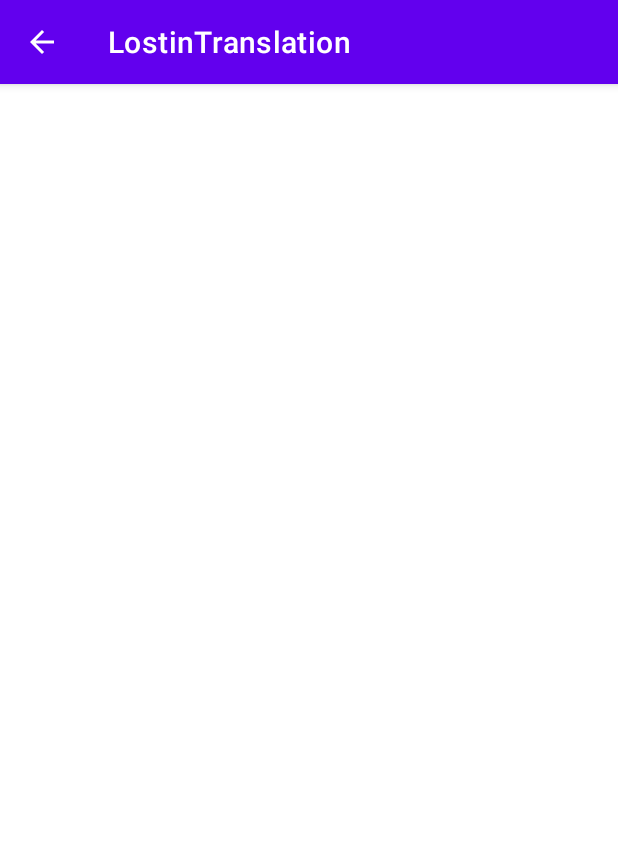
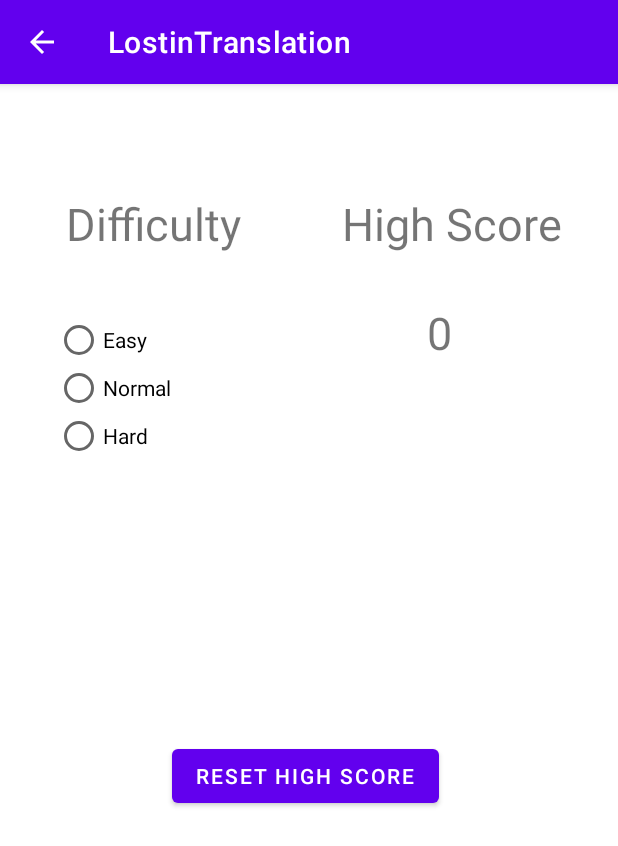
Before and after one commit to Preacho/Hackathon-Feb-18th-2023, an Android app: the activity_settings screen opened directly, with no data from a screen before it, on a phone screen of 412 x 824 dp. Shown: the top 846 px of the screen. Run offline under Robolectric (Android 15) with nearby library versions, the light colour scheme and no system bars.

Commit message:
settings screen layout complete

```diff
--- a/app/src/main/AndroidManifest.xml
+++ b/app/src/main/AndroidManifest.xml
@@ -15,6 +15,7 @@
         tools:targetApi="31">
         <activity
             android:name=".activity_view_key"
+            android:parentActivityName=".activity_play"
             android:exported="false" />
         <activity
             android:name=".activity_play"
--- a/app/src/main/java/com/example/lostintranslation/activity_play.java
+++ b/app/src/main/java/com/example/lostintranslation/activity_play.java
@@ -10,6 +10,7 @@ import android.widget.EditText;
 
 public class activity_play extends AppCompatActivity {
     ActionBar ab;
+
     @Override
     protected void onCreate(Bundle savedInstanceState) {
 
@@ -21,7 +22,13 @@ public class activity_play extends AppCompatActivity {
         Button submit = findViewById(R.id.bt_submit);
         Button key = findViewById(R.id.bt_viewKey);
         key.setOnClickListener(v-> openKey());
+        submit.setOnClickListener(v->checkAnswer());
 
+    }
+
+    private void checkAnswer() {
+        EditText answer = findViewById(R.id.et_answer);
+        System.out.println(answer.getText().toString());
     }
 
     private void openKey() {
--- a/app/src/main/java/com/example/lostintranslation/activity_settings.java
+++ b/app/src/main/java/com/example/lostintranslation/activity_settings.java
@@ -4,14 +4,50 @@ import androidx.appcompat.app.ActionBar;
 import androidx.appcompat.app.AppCompatActivity;
 
 import android.os.Bundle;
+import android.widget.Button;
+import android.widget.RadioButton;
+import android.widget.RadioGroup;
+import android.widget.TextView;
+import android.widget.Toast;
 
 public class activity_settings extends AppCompatActivity {
     ActionBar ab;
+    int highScore = 0;
     @Override
     protected void onCreate(Bundle savedInstanceState) {
         super.onCreate(savedInstanceState);
         ab = getSupportActionBar();
         ab.setDisplayHomeAsUpEnabled(true);
         setContentView(R.layout.activity_settings);
+
+        createDifficultyButtons();
+        resetScore();
+    }
+
+    private void resetScore() {
+        TextView score = findViewById(R.id.tv_high_score);
+        Button button = findViewById(R.id.bt_reset);
+        button.setOnClickListener( v -> {
+            score.setText("0");
+        });
+    }
+
+    private void createDifficultyButtons() {
+        RadioGroup group = findViewById(R.id.rv_difficulty);
+        String[] difficultyOptions = {"Easy", "Normal", "Hard"};
+
+        for(int i = 0; i<difficultyOptions.length; i++){
+            String difficulty = difficultyOptions[i];
+
+            RadioButton button = new RadioButton(this);
+            button.setText(difficulty);
+
+            button.setOnClickListener( v->{
+                Toast.makeText(this,"Difficulty "+difficulty,Toast.LENGTH_SHORT).show();
+
+            });
+
+            group.addView(button);
+        }
     }
 }
--- a/app/src/main/res/layout/activity_play.xml
+++ b/app/src/main/res/layout/activity_play.xml
@@ -62,8 +62,12 @@
         android:layout_width="wrap_content"
         android:layout_height="wrap_content"
         android:text="Key"
-        tools:layout_editor_absoluteX="280dp"
-        tools:layout_editor_absoluteY="618dp" />
+        app:layout_constraintBottom_toBottomOf="parent"
+        app:layout_constraintEnd_toEndOf="parent"
+        app:layout_constraintHorizontal_bias="0.888"
+        app:layout_constraintStart_toStartOf="parent"
+        app:layout_constraintTop_toTopOf="parent"
+        app:layout_constraintVertical_bias="0.904" />
 
 
 </androidx.constraintlayout.widget.ConstraintLayout>
--- a/app/src/main/res/layout/activity_settings.xml
+++ b/app/src/main/res/layout/activity_settings.xml
@@ -6,4 +6,66 @@
     android:layout_height="match_parent"
     tools:context=".activity_settings">
 
+    <RadioGroup
+        android:id="@+id/rv_difficulty"
+        android:layout_width="wrap_content"
+        android:layout_height="wrap_content"
+        app:layout_constraintBottom_toBottomOf="parent"
+        app:layout_constraintEnd_toEndOf="parent"
+        app:layout_constraintHorizontal_bias="0.11"
+        app:layout_constraintStart_toStartOf="parent"
+        app:layout_constraintTop_toTopOf="parent"
+        app:layout_constraintVertical_bias="0.23000002" />
+
+    <TextView
+        android:id="@+id/tv_difficulty"
+        android:layout_width="wrap_content"
+        android:layout_height="wrap_content"
+        android:text="Difficulty"
+        android:textSize="30sp"
+        app:layout_constraintBottom_toBottomOf="parent"
+        app:layout_constraintEnd_toEndOf="parent"
+        app:layout_constraintHorizontal_bias="0.15"
+        app:layout_constraintStart_toStartOf="parent"
+        app:layout_constraintTop_toTopOf="parent"
+        app:layout_constraintVertical_bias="0.100000024" />
+
+    <TextView
+        android:id="@+id/tv_high_score_title"
+        android:layout_width="wrap_content"
+        android:layout_height="wrap_content"
+        android:text="High Score"
+        android:textSize="30sp"
+        app:layout_constraintBottom_toBottomOf="parent"
+        app:layout_constraintEnd_toEndOf="parent"
+        app:layout_constraintHorizontal_bias="0.86"
+        app:layout_constraintStart_toStartOf="parent"
+        app:layout_constraintTop_toTopOf="parent"
+        app:layout_constraintVertical_bias="0.100000024" />
+
+    <TextView
+        android:id="@+id/tv_high_score"
+        android:layout_width="wrap_content"
+        android:layout_height="wrap_content"
+        android:text="0"
+        android:textAlignment="center"
+        android:textSize="30sp"
+        app:layout_constraintBottom_toBottomOf="parent"
+        app:layout_constraintEnd_toEndOf="parent"
+        app:layout_constraintHorizontal_bias="0.72"
+        app:layout_constraintStart_toStartOf="parent"
+        app:layout_constraintTop_toTopOf="parent"
+        app:layout_constraintVertical_bias="0.19999999" />
+
+    <Button
+        android:id="@+id/bt_reset"
+        android:layout_width="wrap_content"
+        android:layout_height="wrap_content"
+        android:text="Reset High Score"
+        app:layout_constraintBottom_toBottomOf="parent"
+        app:layout_constraintEnd_toEndOf="parent"
+        app:layout_constraintHorizontal_bias="0.49"
+        app:layout_constraintStart_toStartOf="parent"
+        app:layout_constraintTop_toTopOf="parent"
+        app:layout_constraintVertical_bias="0.607" />
 </androidx.constraintlayout.widget.ConstraintLayout>
```
